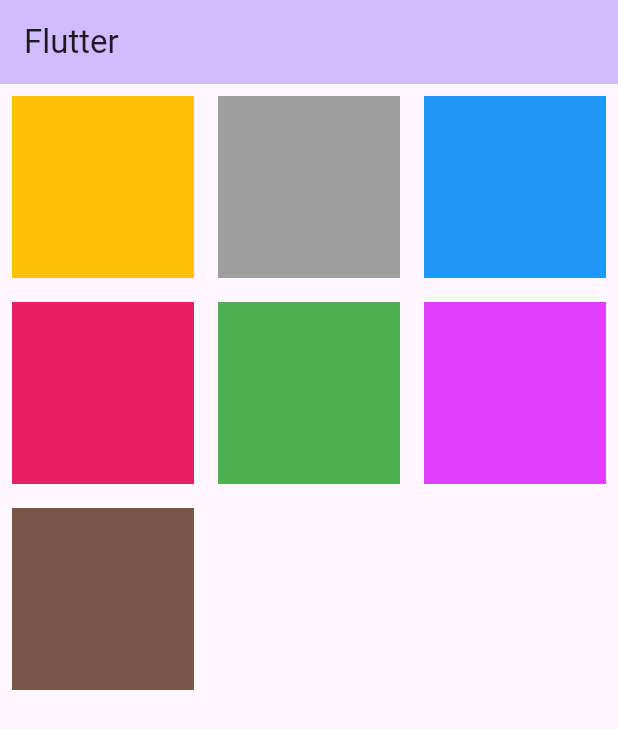
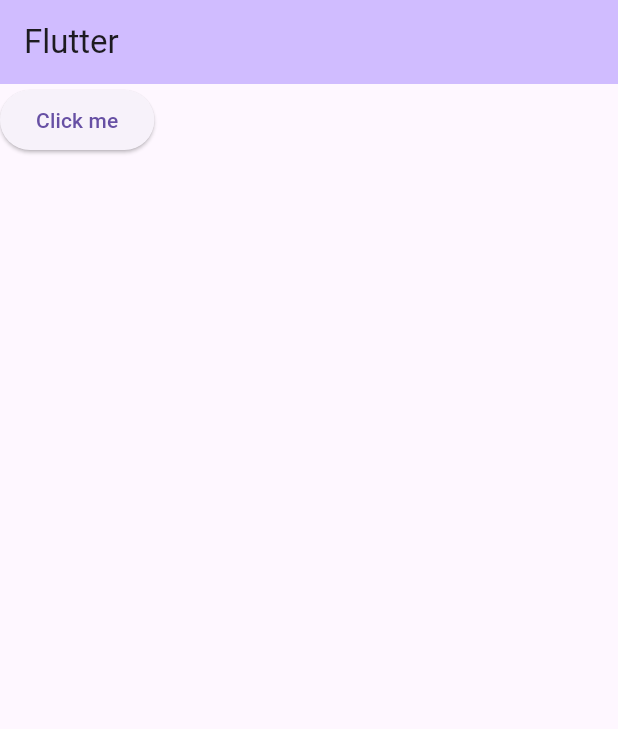
Before and after one commit to AsmaGhafoor/Flutter-Learning, a Flutter app: the screen it shows after launch, on a phone screen of 412 x 824 dp. Shown: the top 729 px of the screen. Run offline on Flutter 3.47's test engine with Material 3 defaults, Android fonts, the phone set to English and light mode, and no system bars.

Commit message:
Callback function in flutter

```diff
--- a/lib/main.dart
+++ b/lib/main.dart
@@ -22,17 +22,12 @@ class MyApp extends StatelessWidget {
 
 // ignore: must_be_immutable
 class DashboardScreen extends StatelessWidget {
-  var arrColors=[
-    Colors.amber,
-    Colors.grey,
-    Colors.blue,
-    Colors.pink,
-    Colors.green,
-    Colors.purpleAccent,
-    Colors.brown,
-  ];
+  callBack(){
+    // ignore: avoid_print
+    print('Clicked');
+  }
 
-  DashboardScreen({super.key});
+  const DashboardScreen({super.key});
     @override
     Widget build(BuildContext context) {
       // ignore: unused_local_variable
@@ -44,38 +39,13 @@ class DashboardScreen extends StatelessWidget {
           title: const Text('Flutter'),
         ),
 
-        body: GridView.count(
-          crossAxisCount: 3,
-          children:[
-            Padding(
-              padding: const EdgeInsets.all(8.0),
-              child: Container(color: arrColors[0],),
-            ),
-            Padding(
-              padding: const EdgeInsets.all(8.0),
-              child: Container(color: arrColors[1],),
-            ),
-            Padding(
-              padding: const EdgeInsets.all(8.0),
-              child: Container(color: arrColors[2],),
-            ),
-            Padding(
-              padding: const EdgeInsets.all(8.0),
-              child: Container(color: arrColors[3],),
-            ),
-            Padding(
-              padding: const EdgeInsets.all(8.0),
-              child: Container(color: arrColors[4],),
-            ),
-            Padding(
-              padding: const EdgeInsets.all(8.0),
-              child: Container(color: arrColors[5],),
-            ),
-            Padding(
-              padding: const EdgeInsets.all(8.0),
-              child: Container(color: arrColors[6],),
-            ),
-          ]
+        body: ElevatedButton(
+        child: const Text('Click me'),
+        // onPressed: () {
+        //   // ignore: avoid_print
+        //   print('Clicked');
+        //  },
+        onPressed: callBack,
         )
       );
     }
```
